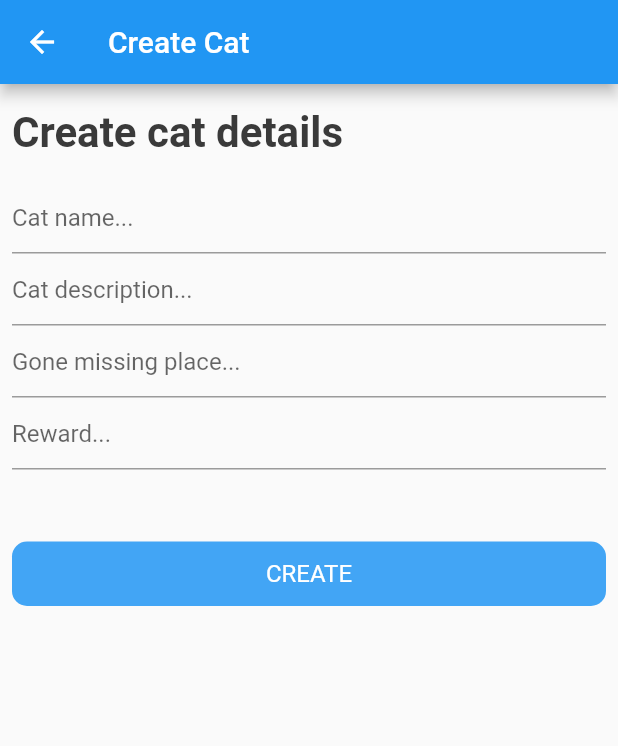
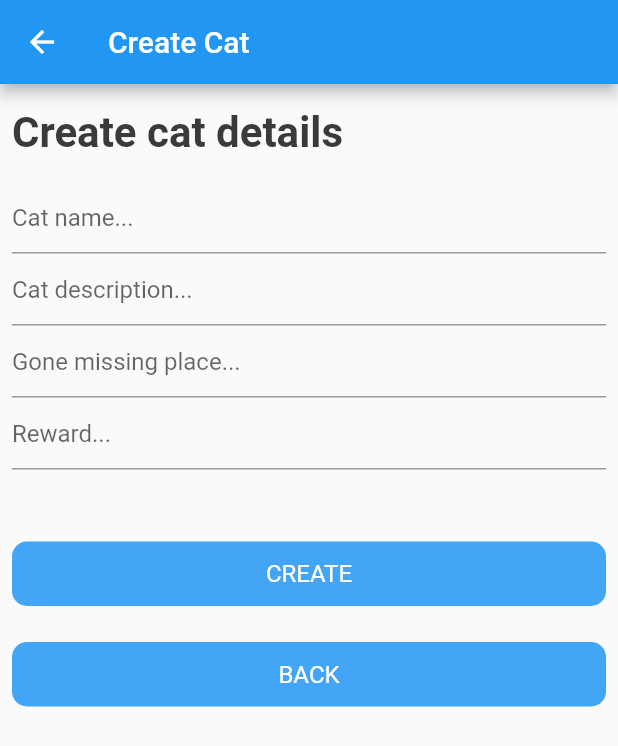
Before and after one commit to Bollsjen/WantedCats, a Flutter app: the CreateCat screen opened directly, on a phone screen of 412 x 824 dp. Shown: the top 746 px of the screen. Run offline on Flutter 3.47's test engine with Material 2 defaults, Android fonts, the phone set to English and light mode, and no system bars; network calls fail; statements that could not run were skipped.

Commit message:
create cat back button

```diff
--- a/lib/pages/CreateCat.dart
+++ b/lib/pages/CreateCat.dart
@@ -114,6 +114,35 @@ class _CreateCatState extends State<CreateCat> {
                 ),
               ),
             ),
+          ),
+
+
+
+          Padding(
+            padding: EdgeInsets.only(left: 8, right: 8, top: 24),
+            child: GestureDetector(
+              onTap: () {
+                CreateCat();
+              },
+              child: Container(
+                decoration: BoxDecoration(
+                    color: Colors.blue[400],
+                    borderRadius: BorderRadius.circular(10)
+                ),
+                child: Padding(
+                  padding: EdgeInsets.all(12),
+                  child: Center(
+                    child: Text(
+                        'BACK',
+                        style: TextStyle(
+                          fontSize: 16,
+                          color: Colors.white,
+                        )
+                    ),
+                  ),
+                ),
+              ),
+            ),
           )
         ],
       )
```
